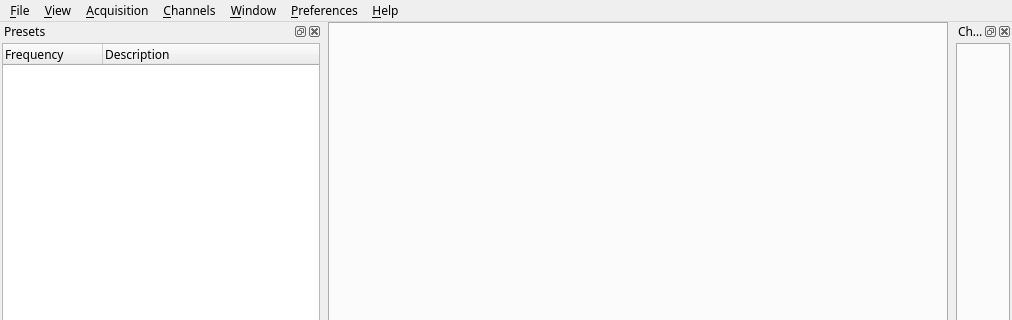
f4exb/sdrangel, file sdrbase/mainwindow.ui: the form before one commit; both pictures show x 0 to 1012 and y 0 to 320 of the 1012 by 767 pixel window.
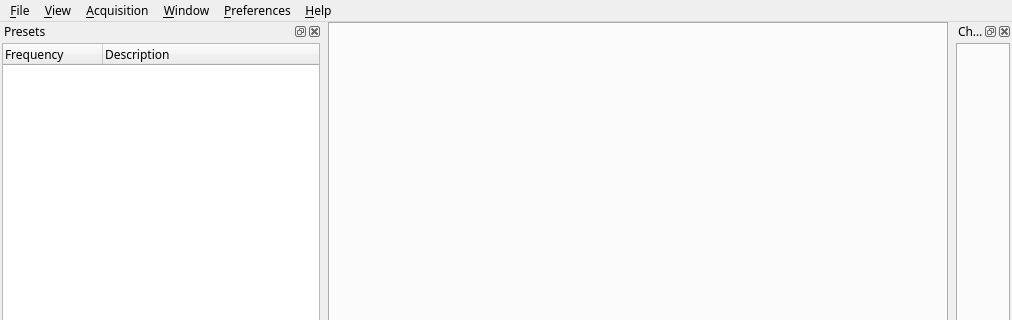
The form after the commit. Icons and pictures are not drawn.

What changed in the file:
```diff
--- a/sdrbase/mainwindow.ui
+++ b/sdrbase/mainwindow.ui
@@ -118,17 +118,6 @@
     </property>
     <addaction name="action_About"/>
    </widget>
-   <widget class="QMenu" name="menu_Channels">
-    <property name="font">
-     <font>
-      <family>Sans Serif</family>
-      <pointsize>9</pointsize>
-     </font>
-    </property>
-    <property name="title">
-     <string>&amp;Channels</string>
-    </property>
-   </widget>
    <widget class="QMenu" name="menu_Window">
     <property name="font">
      <font>
@@ -150,7 +139,6 @@
    <addaction name="menu_File"/>
    <addaction name="menu_View"/>
    <addaction name="menu_Acquisition"/>
-   <addaction name="menu_Channels"/>
    <addaction name="menu_Window"/>
    <addaction name="menuPreferences"/>
    <addaction name="menu_Help"/>
```
